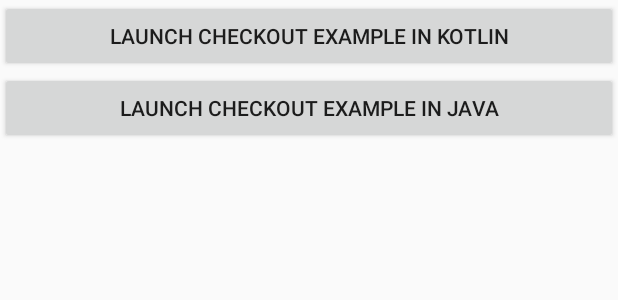
After one commit to stripe-samples/mobile-saving-card-without-payment, an Android app: the layout activity_launcher.xml on its own in the app's theme, with its tools: preview values and no code run, on a phone screen of 412 x 824 dp. The commit adds this screen. Shown: the top 300 px of the screen. Run offline under Robolectric (Android 15) with nearby library versions, the phone set to English and light mode, and no system bars.

Commit message:
Combine kotlin, java. Add mandate

```diff
--- a/client/android-kotlin/app/src/main/java/com/example/app/CheckoutActivity.kt
+++ b/client/android-kotlin/app/src/main/java/com/example/app/CheckoutActivityKotlin.kt
@@ -30,7 +30,7 @@ import com.stripe.android.model.StripeIntent
 import com.stripe.android.view.CardInputWidget
 
 
-class CheckoutActivity : AppCompatActivity() {
+class CheckoutActivityKotlin : AppCompatActivity() {
 
     /**
      * To run this app, you'll need to first run the sample server locally.
--- a/client/android-kotlin/app/src/main/res/layout/activity_checkout.xml
+++ b/client/android-kotlin/app/src/main/res/layout/activity_checkout.xml
@@ -5,7 +5,7 @@
         xmlns:tools="http://schemas.android.com/tools"
         android:layout_width="match_parent"
         android:layout_height="match_parent"
-        tools:context=".CheckoutActivity">
+        tools:context=".CheckoutActivityKotlin">
 
     <com.google.android.material.appbar.AppBarLayout
             android:layout_height="wrap_content"
--- /dev/null
+++ b/client/android-kotlin/app/src/main/res/layout/activity_launcher.xml
@@ -0,0 +1,17 @@
+<?xml version="1.0" encoding="utf-8"?>
+<LinearLayout
+    xmlns:android="http://schemas.android.com/apk/res/android"
+    android:layout_width="match_parent"
+    android:layout_height="match_parent"
+    android:orientation="vertical">
+    <Button
+        android:id="@+id/launch_checkout_kotlin"
+        android:layout_width="match_parent"
+        android:layout_height="wrap_content"
+        android:text="@string/launch_checkout_kotlin" />
+    <Button
+        android:id="@+id/launch_checkout_java"
+        android:layout_width="match_parent"
+        android:layout_height="wrap_content"
+        android:text="@string/launch_checkout_java" />
+</LinearLayout>
--- a/client/android-kotlin/app/src/main/res/menu/menu_main.xml
+++ b/client/android-kotlin/app/src/main/res/menu/menu_main.xml
@@ -1,7 +1,7 @@
 <menu xmlns:android="http://schemas.android.com/apk/res/android"
       xmlns:app="http://schemas.android.com/apk/res-auto"
       xmlns:tools="http://schemas.android.com/tools"
-      tools:context="com.example.app.CheckoutActivity">
+      tools:context="com.example.app.CheckoutActivityKotlin">
     <item android:id="@+id/action_settings"
           android:title="@string/action_settings"
           android:orderInCategory="100"
--- a/client/android-kotlin/app/src/main/res/values/strings.xml
+++ b/client/android-kotlin/app/src/main/res/values/strings.xml
@@ -1,4 +1,6 @@
 <resources>
     <string name="app_name">App</string>
     <string name="action_settings">Settings</string>
+    <string name="launch_checkout_kotlin">Launch Checkout example in Kotlin</string>
+    <string name="launch_checkout_java">Launch Checkout example in Java</string>
 </resources>
```
Also changed, not shown: client/android-kotlin/app/src/main/AndroidManifest.xml (+10 -1 lines), client/android-kotlin/app/src/main/java/com/example/app/CheckoutActivityJava.java (added, +197 -0 lines), client/android-kotlin/app/src/main/java/com/example/app/LauncherActivity.kt (added, +22 -0 lines), client/android-kotlin/app/src/main/res/layout/content_checkout.xml (+19 -1 lines), 1 other file.
